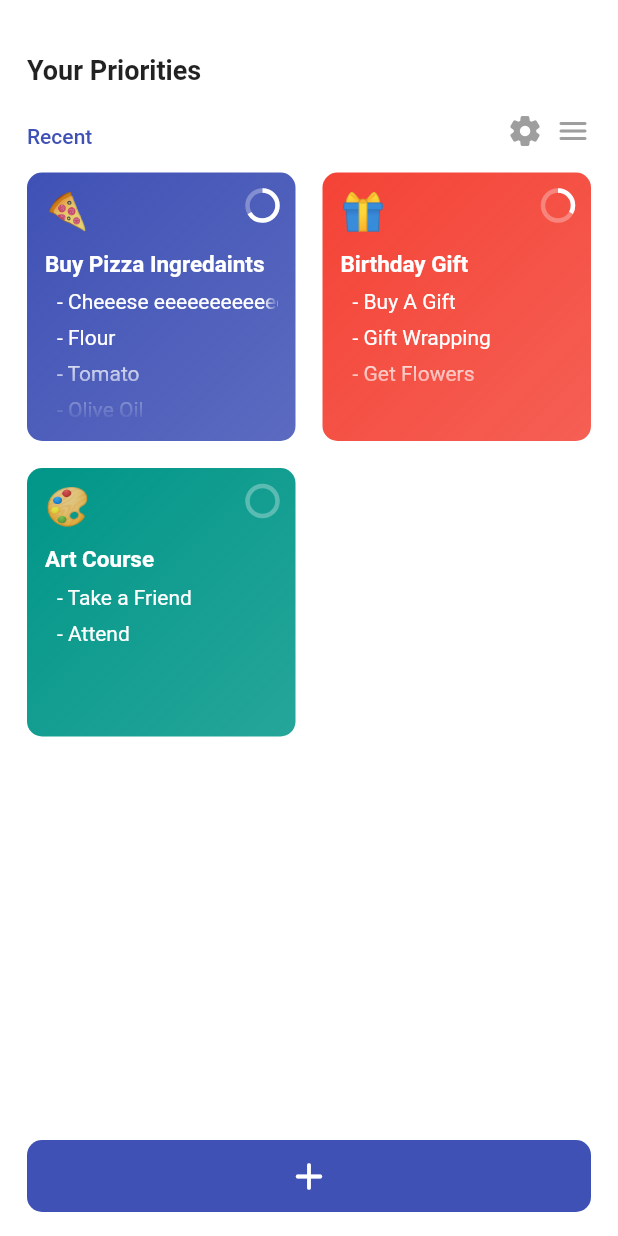
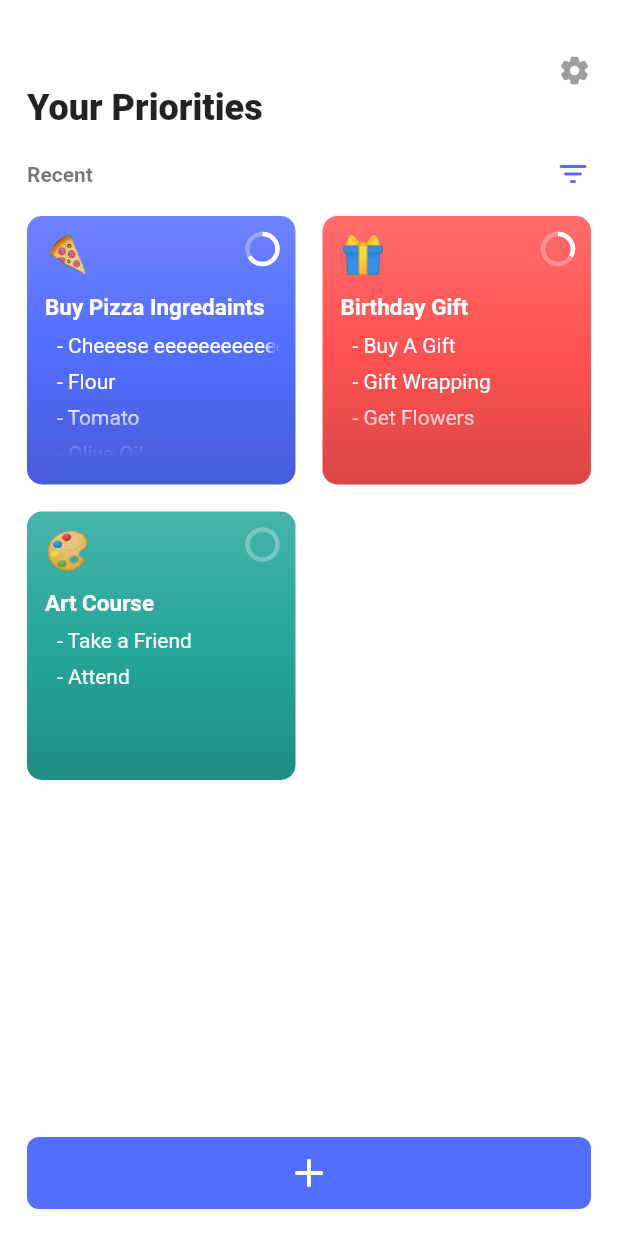
Before and after one commit to AymanProjects/flutter_priorities_app, a Flutter app: the screen it shows after launch, on a phone screen of 412 x 824 dp. Run offline on Flutter 3.47's test engine with Material 2 defaults, Android fonts, the phone set to English and light mode, and no system bars; our stand-ins replace stacked.

Commit message:
Progress (Done with Major UI)

```diff
--- a/lib/services/sql_db.dart
+++ b/lib/services/sql_db.dart
@@ -13,7 +13,7 @@ class SQLDB {
     Priority(
       emoji: '🍕',
       title: 'Buy Pizza Ingredaints',
-      color: Colors.indigo,
+      color: Colors.indigoAccent,
       tasks: [
         Task(title: 'Cheeese eeeeeeeeeeeeeeee', isCompleted: false),
         Task(title: 'Flour', isCompleted: true),
@@ -26,7 +26,7 @@ class SQLDB {
     Priority(
       emoji: '🎁',
       title: 'Birthday Gift',
-      color: Colors.red,
+      color: Colors.redAccent,
       tasks: [
         Task(title: 'Buy A Gift', isCompleted: true),
         Task(title: 'Gift Wrapping', isCompleted: false),
@@ -36,7 +36,7 @@ class SQLDB {
     Priority(
       emoji: '🎨',
       title: 'Art Course',
-      color: Colors.teal,
+      color: Colors.teal.shade400,
       tasks: [
         Task(title: 'Take a Friend', isCompleted: false),
         Task(title: 'Attend', isCompleted: false),
--- a/lib/utils/constants.dart
+++ b/lib/utils/constants.dart
@@ -3,10 +3,10 @@ import 'package:flutter/material.dart';
 // --------------UI---------------- //
 
 /// 1.0
-const double kSmBlockAspectRatio = 1.0;
+const double kSmBlockAspectRatio = 2;
 
 /// 1.5
-const double kMdBlockAspectRatio = 1.0;
+const double kMdBlockAspectRatio = 1.5;
 
 /// 2.0
 const double kLgBlockAspectRatio = 1.0;
@@ -16,7 +16,7 @@ const double kBorderRadius = 10.0;
 
 // ------------Colors---------------- //
 
-const Color kAppColor = Colors.indigo;
+const Color kAppColor = Colors.indigoAccent;
 
 // ------------Paddings----------------- //
 
--- a/lib/utils/theme.dart
+++ b/lib/utils/theme.dart
@@ -10,6 +10,9 @@ ThemeData lightTheme() {
     splashColor: Colors.transparent,
     highlightColor: Colors.transparent,
     iconTheme: const IconThemeData(color: Colors.grey),
+    bottomSheetTheme: const BottomSheetThemeData(
+      modalBackgroundColor: Colors.white,
+    ),
   );
 }
 
@@ -32,3 +35,27 @@ MaterialColor _createMaterialColor(Color color) {
   }
   return MaterialColor(color.value, swatch);
 }
+
+Color darkenColor(Color c, [int percent = 15]) {
+  assert(1 <= percent && percent <= 100);
+  var f = 1 - percent / 100;
+  return Color.fromARGB(
+    c.alpha,
+    (c.red * f).round(),
+    (c.green * f).round(),
+    (c.blue * f).round(),
+  );
+}
+
+/// Lighten a color by [percent] amount (100 = white)
+// ........................................................
+Color lightenColor(Color c, [int percent = 15]) {
+  assert(1 <= percent && percent <= 100);
+  var p = percent / 100;
+  return Color.fromARGB(
+    c.alpha,
+    c.red + ((255 - c.red) * p).round(),
+    c.green + ((255 - c.green) * p).round(),
+    c.blue + ((255 - c.blue) * p).round(),
+  );
+}
--- a/lib/views/home/components/priority_block/components/list_fader.dart
+++ b/lib/views/components/bottom_fader.dart
@@ -1,13 +1,11 @@
 import 'package:flutter/material.dart';
 
-class ListFader extends StatelessWidget {
+class BottomFader extends StatelessWidget {
   final Widget child;
-  final Color endColor;
 
-  const ListFader({
+  const BottomFader({
     Key? key,
     required this.child,
-    required this.endColor,
   }) : super(key: key);
 
   @override
@@ -15,10 +13,14 @@ class ListFader extends StatelessWidget {
     return ShaderMask(
       blendMode: BlendMode.dstOut,
       shaderCallback: (Rect bounds) {
-        return LinearGradient(
+        return const LinearGradient(
           begin: Alignment.center,
           end: Alignment.bottomCenter,
-          colors: <Color>[Colors.transparent, endColor],
+          stops: [0.4, 0.8],
+          colors: <Color>[
+            Colors.transparent,
+            Colors.black,
+          ],
         ).createShader(bounds);
       },
       child: child,
--- a/lib/views/components/horizon_button.dart
+++ b/lib/views/components/horizon_button.dart
@@ -4,25 +4,29 @@ import 'package:flutter/material.dart';
 class HorizonButton extends StatelessWidget {
   final String? text;
   final IconData? icon;
+  final double? iconSize;
+  final EdgeInsets? padding;
   final void Function() onTap;
   final bool isLoading;
   final Color? color;
-  final Color? textColor;
+  final Color? foregroundColor;
   final double borderRadius;
-  final double width;
-  final double height;
+  final double? width;
+  final double? height;
 
   const HorizonButton({
     Key? key,
     this.text,
     this.icon,
+    this.iconSize,
+    this.padding,
     required this.onTap,
     this.isLoading = false,
     this.color,
-    this.textColor,
-    this.width = double.infinity,
+    this.foregroundColor,
+    this.width,
     this.height = 48.0,
-    this.borderRadius = 10.0,
+    this.borderRadius = 8.0,
   }) : super(key: key);
 
   @override
@@ -34,10 +38,10 @@ class HorizonButton extends StatelessWidget {
         onPressed: isLoading ? null : onTap,
         style: _buildStyle(
           color ?? Theme.of(context).primaryColor,
-          textColor ?? Colors.white,
+          foregroundColor ?? Colors.white,
         ),
         child: text == null
-            ? Icon(icon, size: 30)
+            ? FittedBox(child: Icon(icon, size: iconSize))
             : Text(
                 text ?? '',
                 style: const TextStyle(fontSize: 16.0),
@@ -49,6 +53,7 @@ class HorizonButton extends StatelessWidget {
   ButtonStyle _buildStyle(Color color, Color textColor) {
     return ButtonStyle(
       animationDuration: Duration.zero,
+      padding: MaterialStateProperty.all(padding),
       shape: MaterialStateProperty.all<OutlinedBorder>(
         RoundedRectangleBorder(
           borderRadius: BorderRadius.circular(borderRadius),
--- /dev/null
+++ b/lib/views/components/horizon_icon_button.dart
@@ -0,0 +1,33 @@
+import 'package:flutter/material.dart';
+import 'package:priorities/views/components/horizon_button.dart';
+
+class HorizonIconButton extends StatelessWidget {
+  final void Function() onTap;
+  final IconData? icon;
+  final double iconSize;
+  final Color? iconColor;
+  final Color? color;
+
+  const HorizonIconButton({
+    Key? key,
+    required this.onTap,
+    required this.icon,
+    this.iconSize = 22.0,
+    this.iconColor,
+    this.color,
+  }) : super(key: key);
+
+  @override
+  Widget build(BuildContext context) {
+    return HorizonButton(
+      onTap: onTap,
+      icon: icon,
+      foregroundColor: iconColor ?? Colors.grey,
+      color: color ?? Colors.white,
+      iconSize: iconSize,
+      height: iconSize,
+      width: iconSize,
+      padding: EdgeInsets.zero,
+    );
+  }
+}
--- /dev/null
+++ b/lib/views/home/components/buttons/categories_view_button.dart
@@ -0,0 +1,33 @@
+import 'package:flutter/material.dart';
+import 'package:priorities/utils/constants.dart';
+import 'package:priorities/views/components/horizon_icon_button.dart';
+import 'package:priorities/views/home/home_view_model.dart';
+import 'package:stacked/stacked.dart';
+
+class CategoriesViewButton extends ViewModelWidget<HomeViewModel> {
+  const CategoriesViewButton({Key? key}) : super(key: key);
+
+  @override
+  Widget build(BuildContext context, viewModel) {
+    return Row(
+      mainAxisAlignment: MainAxisAlignment.spaceBetween,
+      children: [
+        //TODO
+        const Text(
+          'Recent',
+          style: TextStyle(
+            fontWeight: FontWeight.w600,
+            color: Colors.black54,
+            fontSize: 14.0,
+          ),
+        ),
+        HorizonIconButton(
+          onTap: () => viewModel.categoriesViewButtonOnTap(context),
+          icon: Icons.filter_list_rounded,
+          iconColor: kAppColor,
+          iconSize: 24.0,
+        ),
+      ],
+    );
+  }
+}
--- a/lib/views/home/components/new_priority_button.dart
+++ b/lib/views/home/components/buttons/create_priority_button.dart
@@ -3,14 +3,16 @@ import 'package:priorities/views/components/horizon_button.dart';
 import 'package:priorities/views/home/home_view_model.dart';
 import 'package:stacked/stacked.dart';
 
-class NewPriorityButton extends ViewModelWidget<HomeViewModel> {
-  const NewPriorityButton({Key? key}) : super(key: key);
+class CreatePriorityButton extends ViewModelWidget<HomeViewModel> {
+  const CreatePriorityButton({Key? key}) : super(key: key);
 
   @override
   Widget build(BuildContext context, viewModel) {
     return HorizonButton(
       onTap: () => viewModel.createNewPriority(context),
       icon: Icons.add_rounded,
+      width: double.infinity,
+      iconSize: 32.0,
     );
   }
 }
--- /dev/null
+++ b/lib/views/home/components/buttons/options_button.dart
@@ -0,0 +1,21 @@
+import 'package:flutter/material.dart';
+import 'package:priorities/views/components/horizon_icon_button.dart';
+import 'package:priorities/views/home/home_view_model.dart';
+import 'package:stacked/stacked.dart';
+
+class OptionsViewButton extends ViewModelWidget<HomeViewModel> {
+  const OptionsViewButton({Key? key}) : super(key: key);
+
+  @override
+  Widget build(BuildContext context, viewModel) {
+    return Row(
+      mainAxisAlignment: MainAxisAlignment.end,
+      children: [
+        HorizonIconButton(
+          onTap: viewModel.optionsViewButtonOnTap,
+          icon: Icons.settings_rounded,
+        ),
+      ],
+    );
+  }
+}
--- /dev/null
+++ b/lib/views/home/components/categories_sheet.dart
@@ -0,0 +1,42 @@
+import 'package:flutter/material.dart';
+import 'package:priorities/utils/constants.dart';
+import 'package:priorities/views/components/horizon_button.dart';
+import 'package:priorities/views/components/horizon_icon_button.dart';
+
+class CategoriesSheet extends StatelessWidget {
+  const CategoriesSheet({Key? key}) : super(key: key);
+
+  @override
+  Widget build(BuildContext context) {
+    return Padding(
+      padding: const EdgeInsets.all(kLgPadding),
+      child: Column(
+        crossAxisAlignment: CrossAxisAlignment.start,
+        children: [
+          Row(
+            mainAxisAlignment: MainAxisAlignment.spaceBetween,
+            children: [
+              HorizonIconButton(
+                onTap: Navigator.of(context).pop,
+                icon: Icons.keyboard_arrow_down_rounded,
+                iconSize: 32.0,
+              ),
+              const Text('Categories'),
+              HorizonIconButton(
+                onTap: Navigator.of(context).pop,
+                icon: Icons.add_rounded,
+                iconSize: 26.0,
+              ),
+            ],
+          ),
+          const SizedBox(height: kMdPadding),
+          HorizonButton(
+            onTap: () {},
+            text: 'Option 1',
+            width: double.infinity,
+          ),
+        ],
+      ),
+    );
+  }
+}
--- /dev/null
+++ b/lib/views/home/components/empty_priorities_grid.dart
@@ -0,0 +1,18 @@
+import 'package:flutter/material.dart';
+
+class EmptyPrioritiesGrid extends StatelessWidget {
+  const EmptyPrioritiesGrid({Key? key}) : super(key: key);
+
+  @override
+  Widget build(BuildContext context) {
+    return const Center(
+      child: Text(
+        'Create a new priority using the button below 💡',
+        style: TextStyle(
+          fontSize: 12.0,
+          color: Colors.grey,
+        ),
+      ),
+    );
+  }
+}
--- a/lib/views/home/components/priorities_grid.dart
+++ b/lib/views/home/components/priorities_grid.dart
@@ -1,37 +1,18 @@
 import 'package:flutter/material.dart';
 import 'package:priorities/utils/constants.dart';
+import 'package:priorities/views/home/components/empty_priorities_grid.dart';
 import 'package:priorities/views/home/components/priority_block/priority_block.dart';
 import 'package:priorities/views/home/home_view_model.dart';
 import 'package:stacked/stacked.dart';
 
 class PrioritiesGrid extends ViewModelWidget<HomeViewModel> {
-  final double blocksAspectRatio;
-
-  const PrioritiesGrid({
-    Key? key,
-    required this.blocksAspectRatio,
-  }) : super(key: key);
+  const PrioritiesGrid({Key? key}) : super(key: key);
 
   @override
   Widget build(BuildContext context, viewModel) {
-    return Expanded(
-      child: ShaderMask(
-        blendMode: BlendMode.dstOut,
-        shaderCallback: (Rect bounds) {
-          return const LinearGradient(
-            begin: Alignment.topCenter,
-            end: Alignment.bottomCenter,
-            stops: [0, 0.01, 0.99, 1],
-            colors: <Color>[
-              Colors.white,
-              Colors.transparent,
-              Colors.transparent,
-              Colors.white,
-            ],
-          ).createShader(bounds);
-        },
-        child: GridView.count(
-          childAspectRatio: blocksAspectRatio,
+    return viewModel.hasPriorities
+        ? GridView.count(
+            childAspectRatio: viewModel.gridBlocksSize,
             shrinkWrap: true,
             crossAxisCount: 2,
             mainAxisSpacing: kLgPadding,
@@ -43,8 +24,7 @@ class PrioritiesGrid extends ViewModelWidget<HomeViewModel> {
             children: viewModel.priorities
                 .map((priority) => PriorityBlock(priority))
                 .toList(),
-        ),
-      ),
-    );
+          )
+        : const EmptyPrioritiesGrid();
   }
 }
--- a/lib/views/home/components/priority_block/priority_block.dart
+++ b/lib/views/home/components/priority_block/priority_block.dart
@@ -1,9 +1,10 @@
 import 'package:flutter/material.dart';
 import 'package:priorities/models/priority.dart';
 import 'package:priorities/utils/constants.dart';
+import 'package:priorities/utils/theme.dart';
 import 'package:priorities/views/home/components/priority_block/components/block_emoji.dart';
 import 'package:priorities/views/home/components/priority_block/components/block_progress.dart';
-import 'package:priorities/views/home/components/priority_block/components/list_fader.dart';
+import 'package:priorities/views/components/bottom_fader.dart';
 import 'package:priorities/views/home/components/priority_block/components/block_tasks_list.dart';
 import 'package:priorities/views/home/components/priority_block/components/block_title.dart';
 
@@ -18,18 +19,21 @@ class PriorityBlock extends StatelessWidget {
   @override
   Widget build(BuildContext context) {
     return Container(
-      padding: const EdgeInsets.all(kMdPadding),
       decoration: BoxDecoration(
         borderRadius: BorderRadius.circular(kBorderRadius),
         gradient: LinearGradient(
-          begin: Alignment.topLeft,
-          end: Alignment.bottomRight,
+          begin: Alignment.topCenter,
+          end: Alignment.bottomCenter,
           colors: [
+            lightenColor(priority.color),
             priority.color,
-            priority.color.withOpacity(0.85),
+            darkenColor(priority.color),
           ],
         ),
       ),
+      child: BottomFader(
+        child: Padding(
+          padding: const EdgeInsets.all(kMdPadding),
           child: Column(
             crossAxisAlignment: CrossAxisAlignment.start,
             children: [
@@ -44,12 +48,11 @@ class PriorityBlock extends StatelessWidget {
               const SizedBox(height: kMdPadding),
               BlockTitle(priority.title),
               Expanded(
-            child: ListFader(
                 child: BlockTasksList(priority.tasks),
-              endColor: priority.color,
+              ),
+            ],
           ),
         ),
-        ],
       ),
     );
   }
--- a/lib/views/home/components/home_view_title.dart
+++ b/lib/views/home/components/title.dart
@@ -8,8 +8,8 @@ class HomeViewTitle extends StatelessWidget {
     return const Text(
       'Your Priorities',
       style: TextStyle(
-        fontSize: 18.0,
-        fontWeight: FontWeight.bold,
+        fontSize: 24.0,
+        fontWeight: FontWeight.w800,
       ),
     );
   }
--- a/lib/views/home/home_view.dart
+++ b/lib/views/home/home_view.dart
@@ -1,8 +1,10 @@
 import 'package:flutter/material.dart';
 import 'package:priorities/utils/constants.dart';
-import 'package:priorities/views/home/components/new_priority_button.dart';
+import 'package:priorities/views/home/components/buttons/create_priority_button.dart';
+import 'package:priorities/views/home/components/buttons/options_button.dart';
+import 'package:priorities/views/home/components/buttons/categories_view_button.dart';
 import 'package:priorities/views/home/components/priorities_grid.dart';
-import 'package:priorities/views/home/components/home_view_title.dart';
+import 'package:priorities/views/home/components/title.dart';
 import 'package:priorities/views/home/home_view_model.dart';
 import 'package:stacked/stacked.dart';
 
@@ -20,37 +22,22 @@ class HomeView extends StatelessWidget {
           padding: const EdgeInsets.only(
             left: kLgPadding,
             right: kLgPadding,
+            bottom: kLgPadding,
             top: kLgPadding * 2,
           ),
           child: Scaffold(
-            floatingActionButton: const NewPriorityButton(),
-            floatingActionButtonLocation:
-                FloatingActionButtonLocation.centerFloat,
             body: Column(
               crossAxisAlignment: CrossAxisAlignment.start,
-              children: [
-                const HomeViewTitle(),
-                const SizedBox(height: kLgPadding),
-                //TODO
-                Row(
-                  crossAxisAlignment: CrossAxisAlignment.end,
-                  children: const [
-                    Text(
-                      'Recent',
-                      style: TextStyle(
-                        fontWeight: FontWeight.w500,
-                        color: kAppColor,
-                      ),
-                    ),
-                    Spacer(),
-                    Icon(Icons.settings_rounded),
-                    SizedBox(width: kSmPadding),
-                    Icon(Icons.menu_rounded),
-                  ],
+              children: const [
+                OptionsViewButton(),
+                HomeViewTitle(),
+                SizedBox(height: kLgPadding),
+                CategoriesViewButton(),
+                SizedBox(height: kSmPadding),
+                Expanded(
+                  child: PrioritiesGrid(),
                 ),
-                const SizedBox(height: kSmPadding),
-                // TODO
-                const PrioritiesGrid(blocksAspectRatio: kSmBlockAspectRatio),
+                CreatePriorityButton(),
               ],
             ),
           ),
--- a/lib/views/home/home_view_model.dart
+++ b/lib/views/home/home_view_model.dart
@@ -1,14 +1,20 @@
 import 'package:flutter/material.dart';
 import 'package:priorities/models/priority.dart';
 import 'package:priorities/services/sql_db.dart';
+import 'package:priorities/utils/constants.dart';
+import 'package:priorities/views/home/components/categories_sheet.dart';
 import 'package:priorities/views/priority/priority_view.dart';
 import 'package:stacked/stacked.dart';
 
 //  Logic code only
 
 class HomeViewModel extends BaseViewModel {
+  double gridBlocksSize = kLgBlockAspectRatio;
   List<Priority> get priorities => SQLDB().priorities;
 
+  bool get hasPriorities => priorities.isNotEmpty;
+
+//TODO
   void createNewPriority(BuildContext context) {
     Navigator.push(
       context,
@@ -17,4 +23,17 @@ class HomeViewModel extends BaseViewModel {
       ),
     );
   }
+
+  void categoriesViewButtonOnTap(BuildContext context) {
+    showModalBottomSheet(
+      context: context,
+      builder: (context) => const CategoriesSheet(),
+    );
+  }
+
+  void optionsViewButtonOnTap() {}
+
+  void gridBlockSizeButtonOnTap() {
+    notifyListeners();
+  }
 }
--- a/pubspec.yaml
+++ b/pubspec.yaml
@@ -4,18 +4,17 @@ publish_to: 'none'
 version: 1.0.0+1
 
 environment:
-  sdk: ">=2.15.1 <3.0.0"
+  sdk: ">=2.17.1 <3.0.0"
 
 dependencies:
   flutter:
     sdk: flutter
-  cupertino_icons: ^1.0.2
+  stacked: ^2.3.6
 
 dev_dependencies:
   flutter_test:
     sdk: flutter
   flutter_lints: ^1.0.0
-  stacked: ^2.3.6
 
 flutter:
   uses-material-design: true
```
Also changed, not shown: pubspec.lock. Lines whose indentation alone changed are shown as unchanged.
